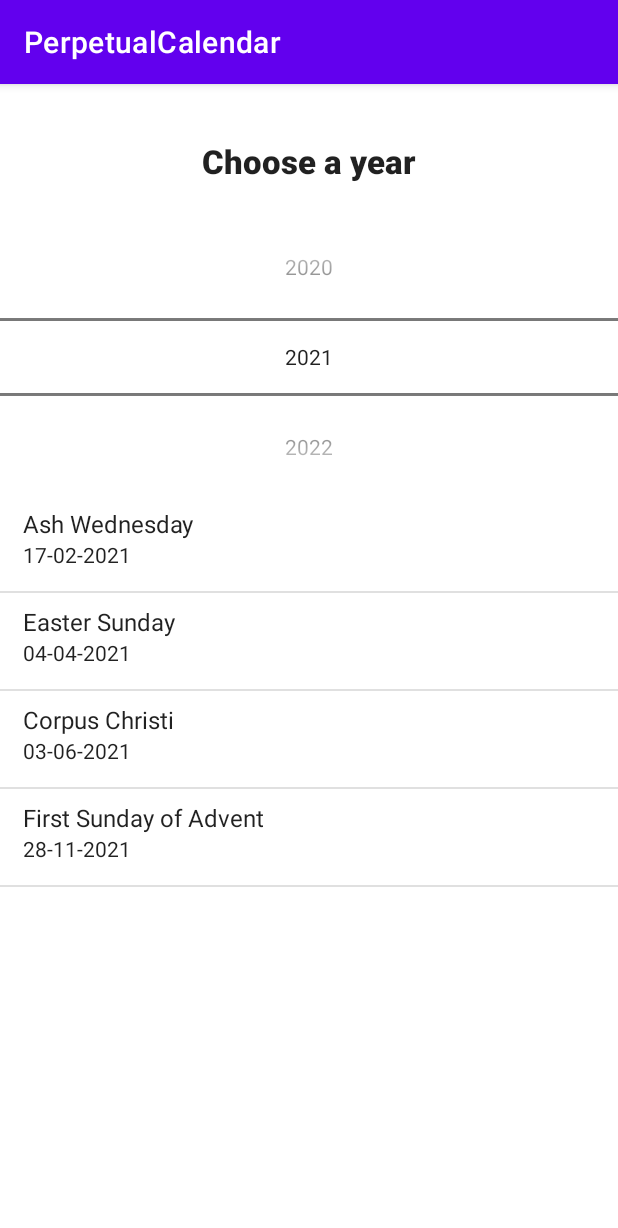
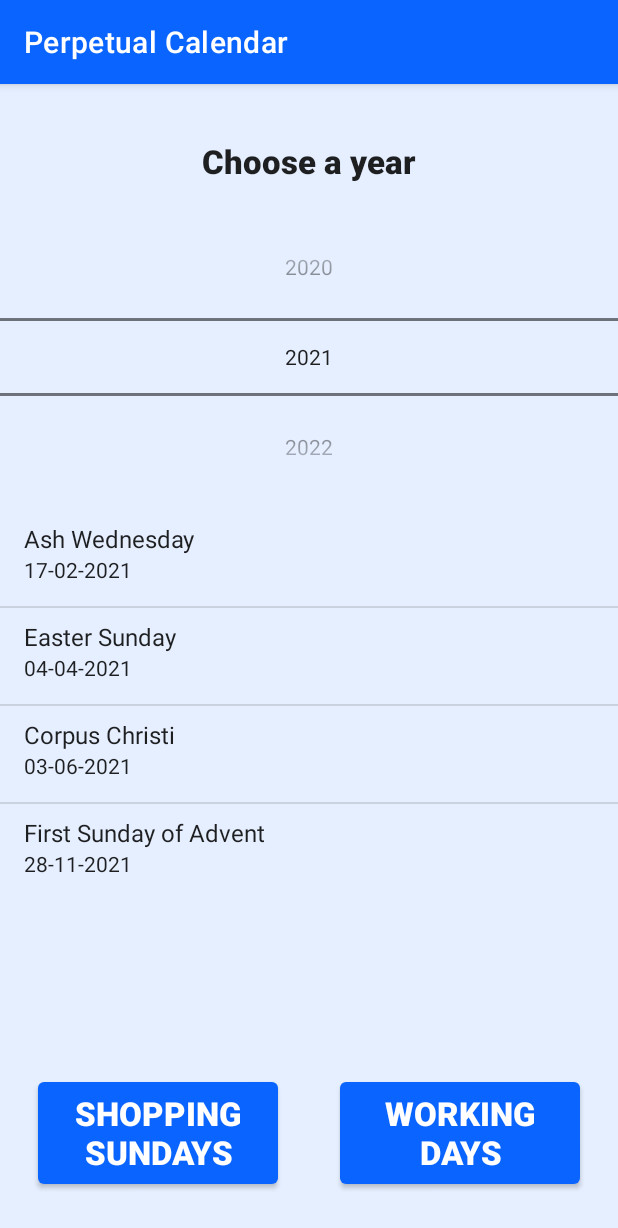
Before and after one commit to adam-handke/PerpetualCalendar, an Android app: the screen it shows after launch (MainActivity), on a phone screen of 412 x 824 dp. Shown: the top 1228 px of the screen. Run offline under Robolectric (Android 15) with nearby library versions, the phone set to English and light mode, and no system bars.

Commit message:
add: copy-to-clipboard on click, tweaked colors, mock buttons

```diff
--- a/app/src/main/java/com/ubiquitous/perpetualcalendar/MainActivity.kt
+++ b/app/src/main/java/com/ubiquitous/perpetualcalendar/MainActivity.kt
@@ -1,9 +1,13 @@
 package com.ubiquitous.perpetualcalendar
 
+import android.content.ClipData
+import android.content.ClipboardManager
 import android.os.Bundle
+import android.util.Log
 import android.widget.ListView
 import android.widget.NumberPicker
 import android.widget.SimpleAdapter
+import android.widget.Toast
 import androidx.appcompat.app.AppCompatActivity
 import java.time.DayOfWeek
 import java.time.LocalDate
@@ -46,7 +50,12 @@ fun calculateAdvent(year: Int): LocalDate {
     return tmpDate
 }
 
-fun setHolidayDates(mainActivity: MainActivity, holidayListView: ListView, year: Int) {
+class MainActivity : AppCompatActivity() {
+
+    private lateinit var holidayListView: ListView
+    private lateinit var adapter: SimpleAdapter
+
+    private fun setHolidayDates(mainActivity: MainActivity, holidayListView: ListView, year: Int) {
         //setting names and dates of holidays
         //based on https://www.geeksforgeeks.org/simpleadapter-in-android-with-example/
         val holidayNames = arrayOf("Ash Wednesday", "Easter Sunday", "Corpus Christi", "First Sunday of Advent")
@@ -64,16 +73,12 @@ fun setHolidayDates(mainActivity: MainActivity, holidayListView: ListView, year:
             holidays.add(item)
         }
 
-    val adapter = SimpleAdapter(mainActivity, holidays, android.R.layout.simple_list_item_2,
+        adapter = SimpleAdapter(mainActivity, holidays, android.R.layout.simple_list_item_2,
                 arrayOf("name", "date"), intArrayOf(android.R.id.text1, android.R.id.text2))
         holidayListView.adapter = adapter
 
         return
     }
-
-class MainActivity : AppCompatActivity() {
-
-    private lateinit var holidayListView: ListView
 
     override fun onCreate(savedInstanceState: Bundle?) {
         super.onCreate(savedInstanceState)
@@ -96,5 +101,15 @@ class MainActivity : AppCompatActivity() {
             true
         }
 
+        holidayListView.setOnItemClickListener { parent, view, position, id ->
+            val clipboard = getSystemService(CLIPBOARD_SERVICE) as ClipboardManager
+            val element = adapter.getItem(position) as HashMap<String, String>
+            val clip = ClipData.newPlainText(element["name"], element["date"])
+            clipboard.setPrimaryClip(clip)
+
+            val toast = Toast.makeText(applicationContext, "Copied to clipboard", Toast.LENGTH_SHORT)
+            toast.show()
+        }
+
     }
 }
--- a/app/src/main/res/layout/activity_main.xml
+++ b/app/src/main/res/layout/activity_main.xml
@@ -4,6 +4,7 @@
     xmlns:tools="http://schemas.android.com/tools"
     android:layout_width="match_parent"
     android:layout_height="match_parent"
+    android:background="#1A0A64FF"
     tools:context=".MainActivity">
 
     <NumberPicker
@@ -11,9 +12,6 @@
         style="@android:style/Widget.Material.NumberPicker"
         android:layout_width="0dp"
         android:layout_height="wrap_content"
-        android:background="#FFFFFF"
-        android:backgroundTint="#FFFFFF"
-        android:foregroundTint="#9F2196F3"
         app:layout_constraintBottom_toBottomOf="parent"
         app:layout_constraintEnd_toEndOf="parent"
         app:layout_constraintHorizontal_bias="0.0"
@@ -26,7 +24,8 @@
         android:layout_width="wrap_content"
         android:layout_height="wrap_content"
         android:fontFamily="sans-serif-black"
-        android:text="Choose a year"
+        android:text="@string/choose"
+        android:textAllCaps="false"
         android:textAppearance="@style/TextAppearance.AppCompat.Large"
         app:layout_constraintBottom_toBottomOf="parent"
         app:layout_constraintLeft_toLeftOf="parent"
@@ -36,12 +35,44 @@
 
     <ListView
         android:id="@+id/easterDatesList"
-        android:layout_width="415dp"
-        android:layout_height="458dp"
+        android:layout_width="0dp"
+        android:layout_height="wrap_content"
+        android:animateLayoutChanges="true"
+        android:clickable="true"
         app:layout_constraintBottom_toBottomOf="parent"
         app:layout_constraintEnd_toEndOf="parent"
         app:layout_constraintStart_toStartOf="parent"
         app:layout_constraintTop_toBottomOf="@+id/yearPicker"
         app:layout_constraintVertical_bias="0.050000012" />
 
+    <Button
+        android:id="@+id/button"
+        android:layout_width="160dp"
+        android:layout_height="80dp"
+        android:fontFamily="sans-serif-black"
+        android:text="@string/working"
+        android:textAllCaps="true"
+        android:textAppearance="@style/TextAppearance.AppCompat.Large"
+        app:layout_constraintBottom_toBottomOf="parent"
+        app:layout_constraintEnd_toEndOf="parent"
+        app:layout_constraintHorizontal_bias="0.9"
+        app:layout_constraintStart_toStartOf="parent"
+        app:layout_constraintTop_toBottomOf="@+id/easterDatesList"
+        app:layout_constraintVertical_bias="0.8" />
+
+    <Button
+        android:id="@+id/button2"
+        android:layout_width="160dp"
+        android:layout_height="80dp"
+        android:fontFamily="sans-serif-black"
+        android:text="@string/shopping"
+        android:textAllCaps="true"
+        android:textAppearance="@style/TextAppearance.AppCompat.Large"
+        app:layout_constraintBottom_toBottomOf="parent"
+        app:layout_constraintEnd_toEndOf="parent"
+        app:layout_constraintHorizontal_bias="0.1"
+        app:layout_constraintStart_toStartOf="parent"
+        app:layout_constraintTop_toBottomOf="@+id/easterDatesList"
+        app:layout_constraintVertical_bias="0.8" />
+
 </androidx.constraintlayout.widget.ConstraintLayout>
--- a/app/src/main/res/values-night/themes.xml
+++ b/app/src/main/res/values-night/themes.xml
@@ -2,12 +2,12 @@
     <!-- Base application theme. -->
     <style name="Theme.PerpetualCalendar" parent="Theme.MaterialComponents.DayNight.DarkActionBar">
         <!-- Primary brand color. -->
-        <item name="colorPrimary">@color/purple_200</item>
-        <item name="colorPrimaryVariant">@color/purple_700</item>
-        <item name="colorOnPrimary">@color/black</item>
+        <item name="colorPrimary">@color/blue_1</item>
+        <item name="colorPrimaryVariant">@color/blue_2</item>
+        <item name="colorOnPrimary">@color/white</item>
         <!-- Secondary brand color. -->
-        <item name="colorSecondary">@color/teal_200</item>
-        <item name="colorSecondaryVariant">@color/teal_200</item>
+        <item name="colorSecondary">@color/purple_200</item>
+        <item name="colorSecondaryVariant">@color/purple_500</item>
         <item name="colorOnSecondary">@color/black</item>
         <!-- Status bar color. -->
         <item name="android:statusBarColor" tools:targetApi="l">?attr/colorPrimaryVariant</item>
--- a/app/src/main/res/values/colors.xml
+++ b/app/src/main/res/values/colors.xml
@@ -7,4 +7,6 @@
     <color name="teal_700">#FF018786</color>
     <color name="black">#FF000000</color>
     <color name="white">#FFFFFFFF</color>
+    <color name="blue_1">#FF0A64FF</color>
+    <color name="blue_2">#AF0A64FF</color>
 </resources>
--- a/app/src/main/res/values/strings.xml
+++ b/app/src/main/res/values/strings.xml
@@ -1,3 +1,6 @@
 <resources>
-    <string name="app_name">PerpetualCalendar</string>
+    <string name="app_name">Perpetual Calendar</string>
+    <string name="choose">Choose a year</string>
+    <string name="shopping">Shopping Sundays</string>
+    <string name="working">Working days</string>
 </resources>
--- a/app/src/main/res/values/themes.xml
+++ b/app/src/main/res/values/themes.xml
@@ -2,12 +2,12 @@
     <!-- Base application theme. -->
     <style name="Theme.PerpetualCalendar" parent="Theme.MaterialComponents.DayNight.DarkActionBar">
         <!-- Primary brand color. -->
-        <item name="colorPrimary">@color/purple_500</item>
-        <item name="colorPrimaryVariant">@color/purple_700</item>
+        <item name="colorPrimary">@color/blue_1</item>
+        <item name="colorPrimaryVariant">@color/blue_2</item>
         <item name="colorOnPrimary">@color/white</item>
         <!-- Secondary brand color. -->
-        <item name="colorSecondary">@color/teal_200</item>
-        <item name="colorSecondaryVariant">@color/teal_700</item>
+        <item name="colorSecondary">@color/purple_200</item>
+        <item name="colorSecondaryVariant">@color/purple_500</item>
         <item name="colorOnSecondary">@color/black</item>
         <!-- Status bar color. -->
         <item name="android:statusBarColor" tools:targetApi="l">?attr/colorPrimaryVariant</item>
```
Lines whose indentation alone changed are shown as unchanged.
